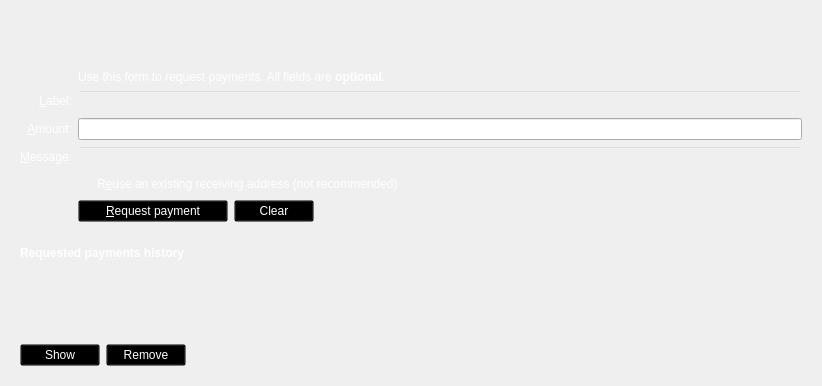
Before: the Qt Designer form src/qt/forms/receivecoinsdialog.ui in thelonecrouton/bitcredit, drawn with Qt 5.
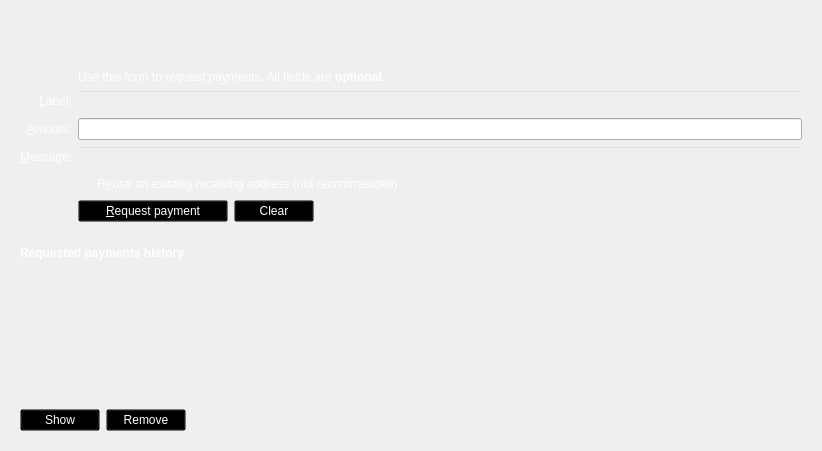
After: the same form once the commit is applied. Icons and pictures are not drawn. Custom widgets are drawn as their Qt base class.

Diff of the .ui file:
```diff
--- a/src/qt/forms/receivecoinsdialog.ui
+++ b/src/qt/forms/receivecoinsdialog.ui
@@ -7,7 +7,7 @@
     <x>0</x>
     <y>0</y>
     <width>818</width>
-    <height>386</height>
+    <height>451</height>
    </rect>
   </property>
   <property name="styleSheet">
```
Left out of the diff: 2 changed lines with no effect on the pictures.
